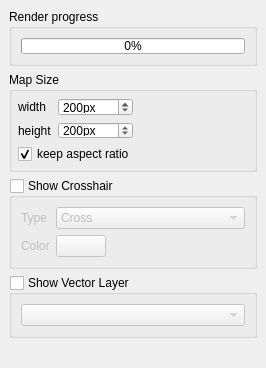
Before: the Qt Designer form timeseriesviewer/ui/renderingdock.ui in jakimowb/eo-time-series-viewer, drawn with Qt 5.
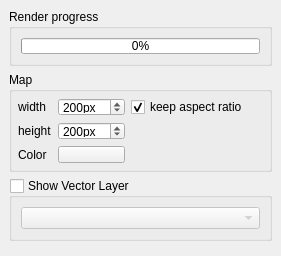
After: the same form once the commit is applied. Custom widgets are drawn as their Qt base class.

Commit message: smaller thing related to crosshairs

The edit to the form file:
```diff
--- a/timeseriesviewer/ui/renderingdock.ui
+++ b/timeseriesviewer/ui/renderingdock.ui
@@ -6,8 +6,8 @@
    <rect>
     <x>0</x>
     <y>0</y>
-    <width>266</width>
-    <height>368</height>
+    <width>281</width>
+    <height>256</height>
    </rect>
   </property>
   <property name="windowTitle">
@@ -63,7 +63,7 @@
       <property name="minimumSize">
        <size>
         <width>0</width>
-        <height>100</height>
+        <height>0</height>
        </size>
       </property>
       <property name="maximumSize">
@@ -73,25 +73,19 @@
        </size>
       </property>
       <property name="title">
-       <string>Map Size</string>
+       <string>Map</string>
       </property>
       <property name="checkable">
        <bool>false</bool>
       </property>
-      <layout class="QFormLayout" name="formLayout_6">
+      <layout class="QGridLayout" name="gridLayout">
        <property name="margin">
         <number>6</number>
        </property>
-       <item row="0" column="0">
-        <widget class="QLabel" name="label_7">
-         <property name="minimumSize">
-          <size>
-           <width>30</width>
-           <height>0</height>
-          </size>
-         </property>
+       <item row="1" column="0">
+        <widget class="QLabel" name="label_6">
          <property name="text">
-          <string>width</string>
+          <string>height</string>
          </property>
          <property name="alignment">
           <set>Qt::AlignLeading|Qt::AlignLeft|Qt::AlignVCenter</set>
@@ -144,60 +138,7 @@
          </property>
         </widget>
        </item>
-       <item row="1" column="0">
-        <widget class="QLabel" name="label_6">
-         <property name="text">
-          <string>height</string>
-         </property>
-         <property name="alignment">
-          <set>Qt::AlignLeading|Qt::AlignLeft|Qt::AlignVCenter</set>
-         </property>
-         <property name="buddy">
-          <cstring>spinBoxSubsetSizeY</cstring>
-         </property>
-        </widget>
-       </item>
-       <item row="1" column="1">
-        <widget class="QSpinBox" name="spinBoxSubsetSizeY">
-         <property name="sizePolicy">
-          <sizepolicy hsizetype="Minimum" vsizetype="Preferred">
-           <horstretch>0</horstretch>
-           <verstretch>0</verstretch>
-          </sizepolicy>
-         </property>
-         <property name="minimumSize">
-          <size>
-           <width>0</width>
-           <height>0</height>
-          </size>
-         </property>
-         <property name="maximumSize">
-          <size>
-           <width>75</width>
-           <height>16777215</height>
-          </size>
-         </property>
-         <property name="suffix">
-          <string>px</string>
-         </property>
-         <property name="prefix">
-          <string/>
-         </property>
-         <property name="minimum">
-          <number>20</number>
-         </property>
-         <property name="maximum">
-          <number>1000</number>
-         </property>
-         <property name="singleStep">
-          <number>25</number>
-         </property>
-         <property name="value">
-          <number>200</number>
-         </property>
-        </widget>
-       </item>
-       <item row="2" column="0" colspan="2">
+       <item row="0" column="2">
         <widget class="QCheckBox" name="checkBoxKeepSubsetAspectRatio">
          <property name="text">
           <string>keep aspect ratio</string>
@@ -207,76 +148,99 @@
          </property>
         </widget>
        </item>
-      </layout>
-     </widget>
-    </item>
-    <item>
-     <widget class="QgsCollapsibleGroupBox" name="gbCrosshair">
-      <property name="title">
-       <string>Show Crosshair</string>
-      </property>
-      <property name="checkable">
-       <bool>true</bool>
-      </property>
-      <property name="checked">
-       <bool>false</bool>
-      </property>
-      <property name="saveCheckedState">
-       <bool>true</bool>
-      </property>
-      <layout class="QFormLayout" name="formLayout_4">
+       <item row="1" column="1">
+        <widget class="QSpinBox" name="spinBoxSubsetSizeY">
+         <property name="sizePolicy">
+          <sizepolicy hsizetype="Minimum" vsizetype="Preferred">
+           <horstretch>0</horstretch>
+           <verstretch>0</verstretch>
+          </sizepolicy>
+         </property>
+         <property name="minimumSize">
+          <size>
+           <width>0</width>
+           <height>0</height>
+          </size>
+         </property>
+         <property name="maximumSize">
+          <size>
+           <width>75</width>
+           <height>16777215</height>
+          </size>
+         </property>
+         <property name="suffix">
+          <string>px</string>
+         </property>
+         <property name="prefix">
+          <string/>
+         </property>
+         <property name="minimum">
+          <number>20</number>
+         </property>
+         <property name="maximum">
+          <number>1000</number>
+         </property>
+         <property name="singleStep">
+          <number>25</number>
+         </property>
+         <property name="value">
+          <number>200</number>
+         </property>
+        </widget>
+       </item>
        <item row="0" column="0">
-        <widget class="QLabel" name="label_13">
-         <property name="enabled">
-          <bool>false</bool>
+        <widget class="QLabel" name="label_7">
+         <property name="minimumSize">
+          <size>
+           <width>30</width>
+           <height>0</height>
+          </size>
          </property>
          <property name="text">
-          <string>Type</string>
+          <string>width</string>
          </property>
+         <property name="alignment">
+          <set>Qt::AlignLeading|Qt::AlignLeft|Qt::AlignVCenter</set>
+         </property>
+         <property name="buddy">
+          <cstring>spinBoxSubsetSizeY</cstring>
+         </property>
         </widget>
        </item>
-       <item row="0" column="1">
-        <widget class="QComboBox" name="cbCrosshairStyle">
-         <property name="enabled">
-          <bool>false</bool>
+       <item row="0" column="3">
+        <spacer name="horizontalSpacer">
+         <property name="orientation">
+          <enum>Qt::Horizontal</enum>
          </property>
-         <item>
-          <property name="text">
-           <string>Cross</string>
-          </property>
-         </item>
-         <item>
-          <property name="text">
-           <string>Dot</string>
-          </property>
-         </item>
-         <item>
-          <property name="text">
-           <string>Cross + Dot</string>
-          </property>
-         </item>
-        </widget>
+         <property name="sizeHint" stdset="0">
+          <size>
+           <width>40</width>
+           <height>20</height>
+          </size>
+         </property>
+        </spacer>
        </item>
-       <item row="1" column="0">
-        <widget class="QLabel" name="label_14">
+       <item row="2" column="0">
+        <widget class="QLabel" name="label_15">
          <property name="enabled">
-          <bool>false</bool>
+          <bool>true</bool>
          </property>
          <property name="text">
           <string>Color</string>
          </property>
         </widget>
        </item>
-       <item row="1" column="1">
-        <widget class="QgsColorButton" name="btnCrosshairColor">
-         <property name="enabled">
-          <bool>false</bool>
+       <item row="2" column="1">
+        <widget class="QgsColorButton" name="btnMapCanvasColor">
+         <property name="colorDialogTitle">
+          <string>Select Map Canvas Background Color</string>
          </property>
-         <property name="maximumSize">
-          <size>
-           <width>50</width>
-           <height>16777215</height>
-          </size>
+         <property name="color">
+          <color>
+           <red>0</red>
+           <green>0</green>
+           <blue>0</blue>
+          </color>
          </property>
         </widget>
        </item>
```
The commit also changes 6 other files.
